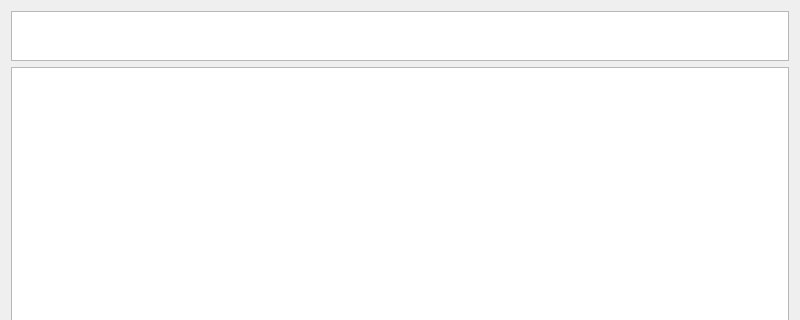
First picture: the form in search.ui, repository GoldmanYT/practice2024, before the edit; both pictures show x 0 to 800 and y 0 to 320 of the 800 by 600 pixel window.
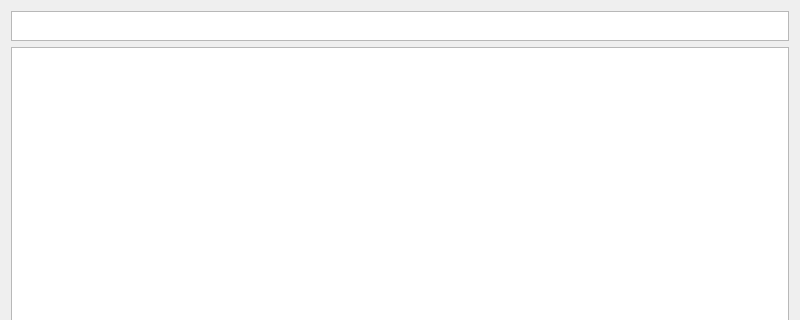
Second picture: the form after the edit.

Commit message: search_window_ui_change

```diff
--- a/search.ui
+++ b/search.ui
@@ -19,7 +19,7 @@
      <property name="maximumSize">
       <size>
        <width>16777215</width>
-       <height>50</height>
+       <height>30</height>
       </size>
      </property>
      <property name="rowCount">
```
The commit also changes 1 other file.
